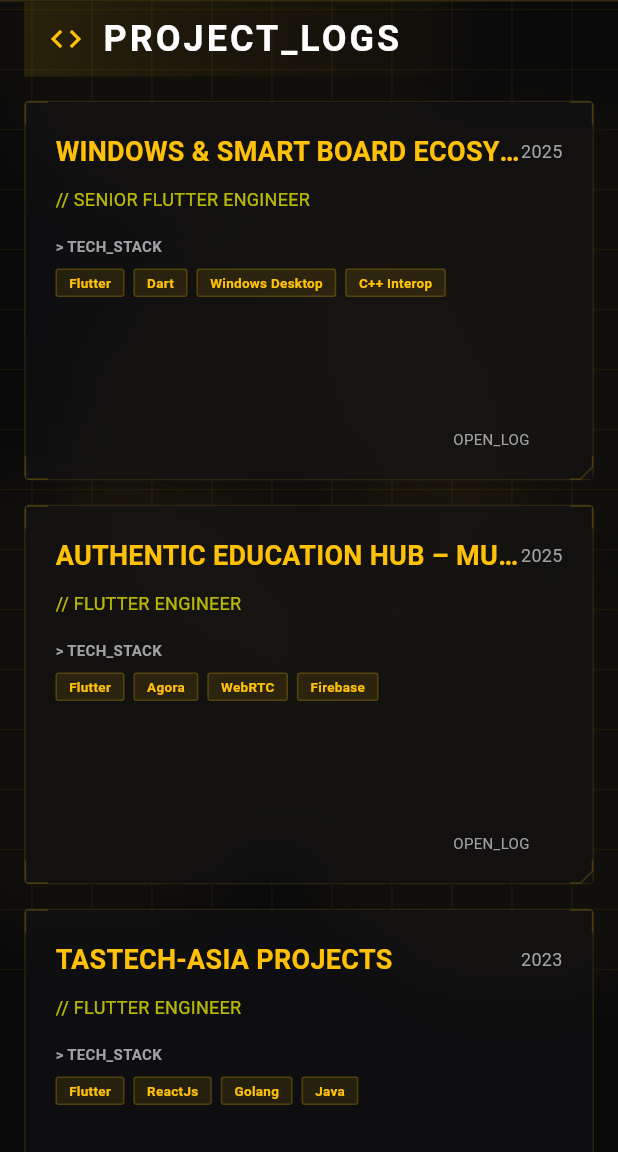
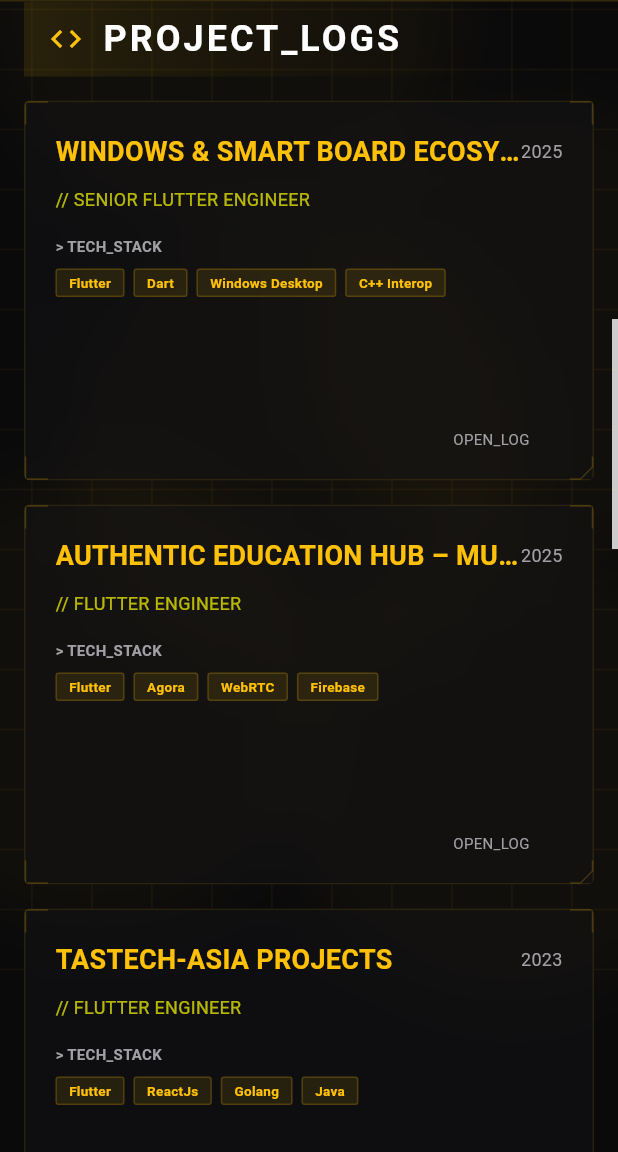
Before and after one commit to thangpn0207/my_profile, a Flutter app: the screen it shows after launch, after a tap on "help", after a tap on "projects", on a phone screen of 412 x 824 dp, the part 84-1236 px from its top. Run offline on Flutter 3.47's test engine with Material 3 defaults, Android fonts, the phone set to English and light mode, and no system bars; drawn by our look-alikes of flutter_animate; our stand-ins replace animated_text_kit, auto_size_text, equatable, flutter_bloc, flutter_svg, go_router and 4 more; missing offline and left inert: dart:js_interop.

Commit message:
perf: drop liquid_glass_renderer, optimize layout and SEO for web
- remove liquid_glass_renderer (shaders fail to compile on web); plain hover button for CV
- drop BackdropFilter blur in GlassContainer
- desktop: fixed-width sidebar, 1200px centered content, visible scrollbar, no bounce physics
- use path URL strategy
- index.html/manifest: description, canonical, theme-color, JSON-LD, noscript
- hide DOB in side menu

Co-Authored-By: Claude Sonnet 5.5 <noreply@anthropic.com>

```diff
--- a/lib/components/glass_container.dart
+++ b/lib/components/glass_container.dart
@@ -1,4 +1,3 @@
-import 'dart:ui';
 import 'package:flutter/material.dart';
 import 'package:my_profile/core/app_colors.dart';
 
@@ -32,17 +31,17 @@ class GlassContainer extends StatelessWidget {
       margin: margin,
       child: ClipRRect(
         borderRadius: BorderRadius.circular(borderRadius),
-        child: BackdropFilter(
-          filter: ImageFilter.blur(sigmaX: 15, sigmaY: 15),
-          child: Container(
-            padding: padding,
-            decoration: BoxDecoration(
-              color: AppColors.surface.withValues(alpha: opacity),
-              borderRadius: BorderRadius.circular(borderRadius),
-              border: boxBorder ?? Border.all(color: AppColors.primary.withValues(alpha: 0.1)),
-            ),
-            child: child,
+        // No BackdropFilter: full-screen blur is very slow on web, so use a
+        // more opaque surface instead.
+        child: Container(
+          padding: padding,
+          decoration: BoxDecoration(
+            color: AppColors.surface.withValues(alpha: opacity.clamp(0.6, 1.0)),
+            borderRadius: BorderRadius.circular(borderRadius),
+            border: boxBorder ??
+                Border.all(color: AppColors.primary.withValues(alpha: 0.1)),
           ),
+          child: child,
         ),
       ),
     );
--- a/lib/main.dart
+++ b/lib/main.dart
@@ -13,7 +13,7 @@ import 'core/app_theme.dart';
 import 'utils/web_utils.dart';
 
 void main() async {
-  setUrlStrategy(const HashUrlStrategy());
+  usePathUrlStrategy();
   WidgetsFlutterBinding.ensureInitialized();
   GoogleFonts.config.allowRuntimeFetching = false;
 
--- a/lib/screens/main/main_screen.dart
+++ b/lib/screens/main/main_screen.dart
@@ -280,8 +280,8 @@ class _MainScreenState extends State<MainScreen> {
         crossAxisAlignment: CrossAxisAlignment.start,
         children: [
           if (isDesktop)
-            Expanded(
-              flex: 3,
+            SizedBox(
+              width: (MediaQuery.sizeOf(context).width * 0.25).clamp(300, 380),
               child: GlassContainer(
                 margin: const EdgeInsets.all(20),
                 borderRadius: 12.0,
@@ -299,14 +299,18 @@ class _MainScreenState extends State<MainScreen> {
                   .fadeIn(),
             ),
           Expanded(
-            flex: 9,
+            child: Scrollbar(
+              controller: _scrollController,
               child: SingleChildScrollView(
                 controller: _scrollController,
-              physics: const BouncingScrollPhysics(),
                 padding: EdgeInsets.symmetric(
                   horizontal: isDesktop ? 20 : 16,
                   vertical: isDesktop ? 20 : 10,
                 ),
+                child: Center(
+                  // Keep line length readable on wide monitors.
+                  child: ConstrainedBox(
+                    constraints: const BoxConstraints(maxWidth: 1200),
                     child: Column(
                       children: [
                         ...widget.children.map((child) => Padding(
@@ -316,6 +320,9 @@ class _MainScreenState extends State<MainScreen> {
                         const SizedBox(height: 60),
                         _buildFooter(),
                       ],
+                    ),
+                  ),
+                ),
               ),
             ),
           ),
--- a/pubspec.yaml
+++ b/pubspec.yaml
@@ -55,7 +55,6 @@ dependencies:
   json_annotation: ^4.8.1
   responsive_framework: ^1.1.1
   go_router: ^17.0.1
-  liquid_glass_renderer: ^0.2.0-dev.4
   flutter_animate: ^4.5.0
 
 
```
Also changed, not shown: lib/screens/main/components/side_menu.dart (+13 -23 lines), pubspec.lock, 2 other files. Lines whose indentation alone changed are shown as unchanged.
